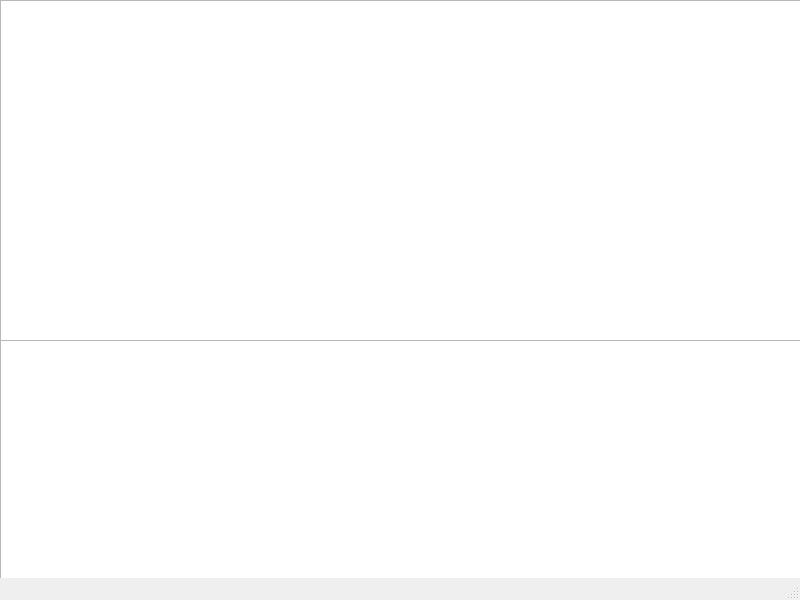
The window that src/UI/mainwindow.ui (apriorit/process-file-monitor-2022-2) describes before a commit, drawn with Qt 5.
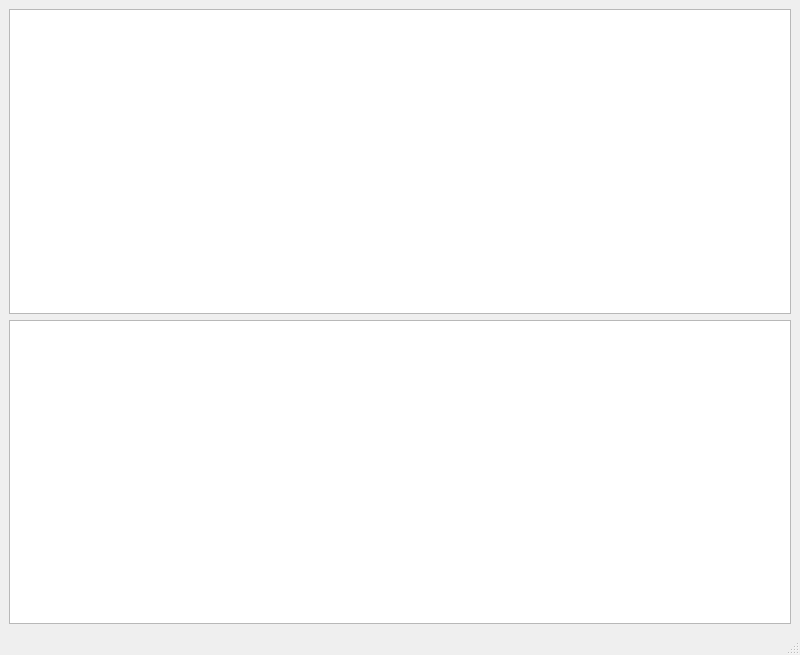
The same window after the commit.

Commit message: added vertical layout

What changed in the file:
```diff
--- a/src/UI/mainwindow.ui
+++ b/src/UI/mainwindow.ui
@@ -7,33 +7,28 @@
     <x>0</x>
     <y>0</y>
     <width>800</width>
-    <height>600</height>
+    <height>655</height>
    </rect>
   </property>
   <property name="windowTitle">
    <string>MainWindow</string>
   </property>
   <widget class="QWidget" name="centralwidget">
-   <widget class="QTableView" name="ProcessesView">
-    <property name="geometry">
-     <rect>
-      <x>0</x>
-      <y>0</y>
-      <width>801</width>
-      <height>341</height>
-     </rect>
-    </property>
-   </widget>
-   <widget class="QListView" name="logView">
-    <property name="geometry">
-     <rect>
-      <x>0</x>
-      <y>340</y>
-      <width>801</width>
-      <height>241</height>
-     </rect>
-    </property>
-   </widget>
+   <layout class="QVBoxLayout" name="verticalLayout">
+    <item>
+     <widget class="QTableView" name="ProcessesView">
+      <attribute name="horizontalHeaderCascadingSectionResizes">
+       <bool>false</bool>
+      </attribute>
+      <attribute name="horizontalHeaderStretchLastSection">
+       <bool>true</bool>
+      </attribute>
+     </widget>
+    </item>
+    <item>
+     <widget class="QListView" name="LogView"/>
+    </item>
+   </layout>
   </widget>
   <widget class="QMenuBar" name="menubar">
    <property name="geometry">
```
The commit also changes 1 other file.
